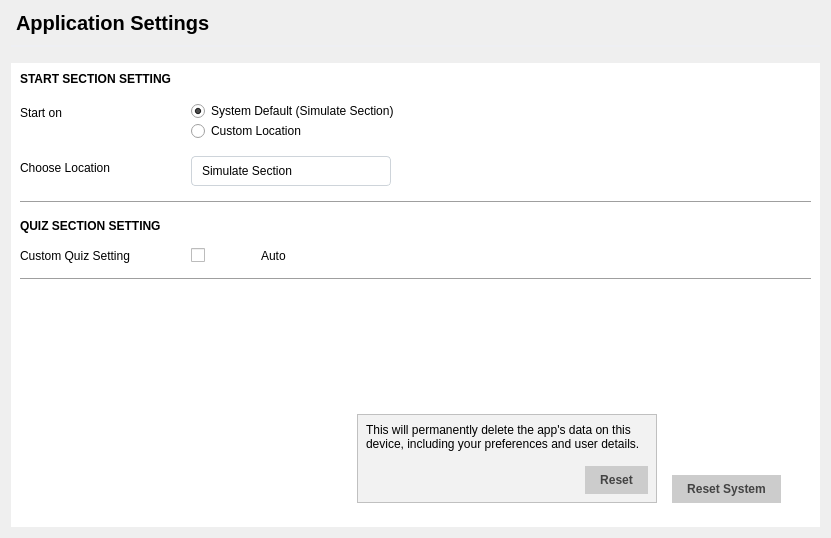
The window that src/views/manage_view.ui (devforgely/MFA-Simulator) describes before a commit, drawn with Qt 5.
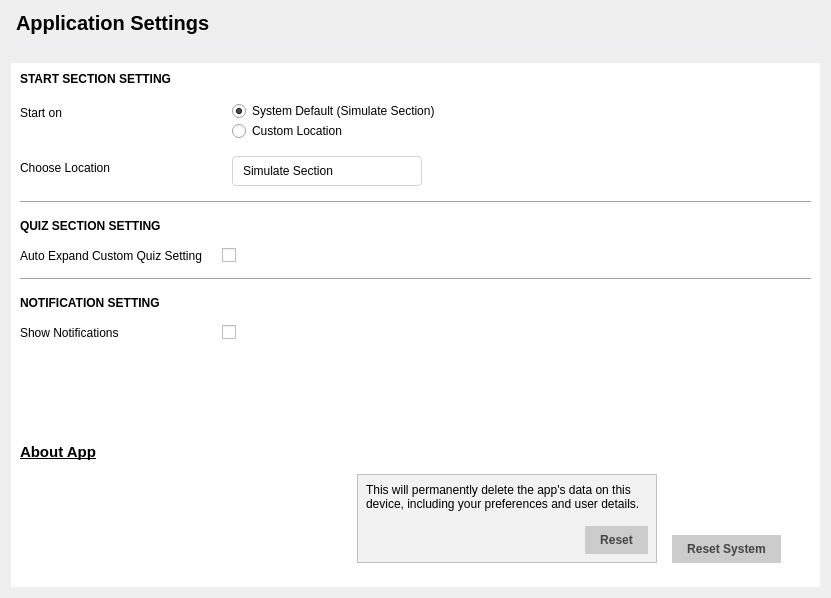
The same window after the commit. Custom widgets are drawn as their Qt base class.

Commit message: Add help template, about and credit section

```diff
--- a/src/views/manage_view.ui
+++ b/src/views/manage_view.ui
@@ -7,7 +7,7 @@
     <x>0</x>
     <y>0</y>
     <width>831</width>
-    <height>538</height>
+    <height>598</height>
    </rect>
   </property>
   <property name="windowTitle">
@@ -30,6 +30,7 @@
 	border: 1px solid #ced4da;
 	border-radius: 4px;
 	padding-left: 10px;
+	margin-left: 10px;
 }
 
 #manage_content QComboBox::drop-down {
@@ -53,7 +54,7 @@
 	background-color: #fff;
 }
 
-#reset_btn, #reset_2_btn {
+#toggle_reset_btn, #reset_btn {
 	border: none;
 	background-color: #cccccc;
 	font-weight: bold;
@@ -75,6 +76,15 @@
 	border: 1px solid silver;
 }
 
+#about_label {
+	font-weight: bold;
+	font-size: 11pt;
+}
+
+#about_label:hover {
+	color: #0067c0;
+}
+
 
 </string>
   </property>
@@ -129,8 +139,8 @@
           <rect>
            <x>0</x>
            <y>0</y>
-           <width>809</width>
-           <height>457</height>
+           <width>788</width>
+           <height>545</height>
           </rect>
          </property>
          <layout class="QVBoxLayout" name="verticalLayout_2">
@@ -165,6 +175,12 @@
             </item>
             <item row="1" column="1">
              <layout class="QVBoxLayout" name="verticalLayout_3">
+              <property name="leftMargin">
+               <number>10</number>
+              </property>
+              <property name="rightMargin">
+               <number>0</number>
+              </property>
               <item>
                <widget class="QRadioButton" name="default_location_btn">
                 <property name="text">
@@ -256,41 +272,62 @@
             <item row="5" column="0">
              <widget class="QLabel" name="label_7">
               <property name="text">
-               <string>Custom Quiz Setting</string>
+               <string>Auto Expand Custom Quiz Setting</string>
               </property>
              </widget>
             </item>
             <item row="5" column="1">
-             <layout class="QHBoxLayout" name="horizontalLayout_2">
-              <property name="leftMargin">
-               <number>0</number>
+             <widget class="ToggleSwitch" name="expand_toggle">
+              <property name="maximumSize">
+               <size>
+                <width>70</width>
+                <height>16777215</height>
+               </size>
               </property>
-              <property name="topMargin">
-               <number>0</number>
+              <property name="text">
+               <string/>
               </property>
-              <item>
-               <widget class="ToggleSwitch" name="expand_toggle">
-                <property name="maximumSize">
-                 <size>
-                  <width>70</width>
-                  <height>16777215</height>
-                 </size>
-                </property>
-                <property name="text">
-                 <string/>
-                </property>
-               </widget>
-              </item>
-              <item>
-               <widget class="QLabel" name="custom_quiz_expand">
-                <property name="text">
-                 <string>Auto</string>
-                </property>
-               </widget>
-              </item>
-             </layout>
+             </widget>
+            </item>
+            <item row="6" column="0" colspan="2">
+             <widget class="Line" name="line_2">
+              <property name="orientation">
+               <enum>Qt::Horizontal</enum>
+              </property>
+             </widget>
             </item>
             <item row="7" column="0">
+             <widget class="QLabel" name="label_6">
+              <property name="styleSheet">
+               <string notr="true">font-size: 12pts;
+font-weight: 500;</string>
+              </property>
+              <property name="text">
+               <string>NOTIFICATION SETTING</string>
+              </property>
+             </widget>
+            </item>
+            <item row="8" column="0">
+             <widget class="QLabel" name="label_8">
+              <property name="text">
+               <string>Show Notifications</string>
+              </property>
+             </widget>
+            </item>
+            <item row="8" column="1">
+             <widget class="ToggleSwitch" name="notification_toggle">
+              <property name="maximumSize">
+               <size>
+                <width>70</width>
+                <height>16777215</height>
+               </size>
+              </property>
+              <property name="text">
+               <string/>
+              </property>
+             </widget>
+            </item>
+            <item row="9" column="0">
              <spacer name="verticalSpacer">
               <property name="orientation">
                <enum>Qt::Vertical</enum>
@@ -303,10 +340,13 @@
               </property>
              </spacer>
             </item>
-            <item row="6" column="0" colspan="2">
-             <widget class="Line" name="line_2">
-              <property name="orientation">
-               <enum>Qt::Horizontal</enum>
+            <item row="10" column="0">
+             <widget class="ClickableLabel" name="about_label">
+              <property name="cursor">
+               <cursorShape>PointingHandCursor</cursorShape>
+              </property>
+              <property name="text">
+               <string>&lt;u&gt;About App&lt;/u&gt;</string>
               </property>
              </widget>
             </item>
@@ -362,7 +402,7 @@
                 </widget>
                </item>
                <item alignment="Qt::AlignRight">
-                <widget class="QPushButton" name="reset_2_btn">
+                <widget class="QPushButton" name="reset_btn">
                  <property name="text">
                   <string>Reset</string>
                  </property>
@@ -372,7 +412,7 @@
              </widget>
             </item>
             <item alignment="Qt::AlignRight|Qt::AlignBottom">
-             <widget class="QPushButton" name="reset_btn">
+             <widget class="QPushButton" name="toggle_reset_btn">
               <property name="text">
                <string>Reset System</string>
               </property>
@@ -401,6 +441,11 @@
    <extends>QCheckBox</extends>
    <header>widgets/clickables.h</header>
   </customwidget>
+  <customwidget>
+   <class>ClickableLabel</class>
+   <extends>QLabel</extends>
+   <header location="global">widgets/clickables.h</header>
+  </customwidget>
  </customwidgets>
  <resources/>
  <connections/>
```
Left out of the diff: 4 changed lines with no effect on the pictures. The commit also changes 16 other files.
